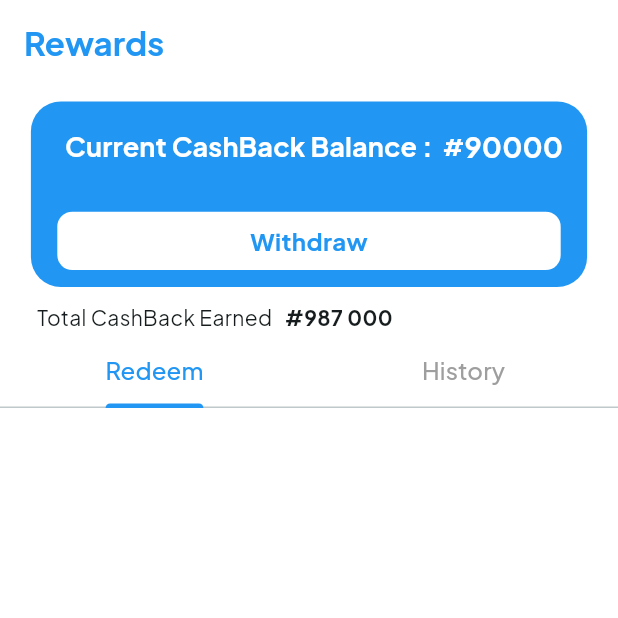
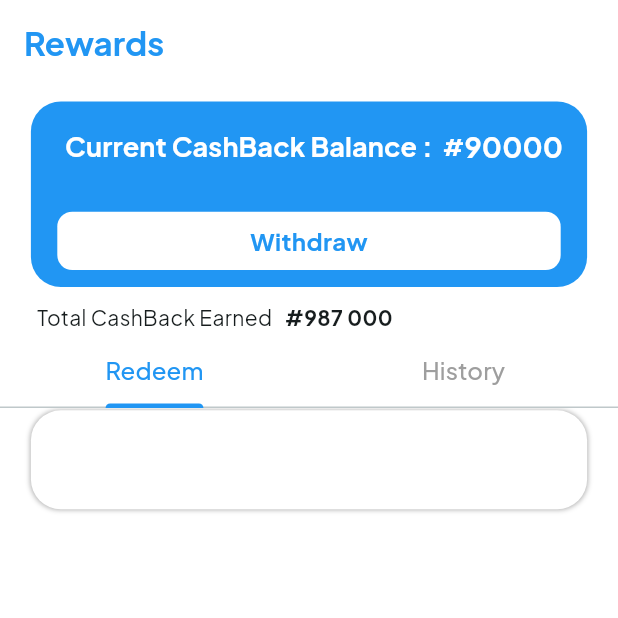
Before and after one commit to ThatLinuxGuyYouKnow/Rewards, a Flutter app: the screen it shows after launch, on a phone screen of 412 x 824 dp, the top half of it. Run offline on Flutter 3.47's test engine with Material 3 defaults, Android fonts, the phone set to English and light mode, and no system bars; our stand-ins replace google_fonts.

Commit message:
added neuromorphism to PromoCodeTile

```diff
--- a/lib/Tiles/promoCodeTile.dart
+++ b/lib/Tiles/promoCodeTile.dart
@@ -2,9 +2,17 @@ import 'package:flutter/material.dart';
 
 class PromoCodeTile extends StatelessWidget {
   Widget build(BuildContext context) {
+    double screenWidth = MediaQuery.of(context).size.width;
+    double screenHeight = MediaQuery.of(context).size.height;
     return Container(
+      height: screenHeight * 0.08,
+      width: screenWidth * 0.9,
       decoration: BoxDecoration(
-          color: Colors.white, boxShadow: [BoxShadow(color: Colors.black)]),
+          borderRadius: BorderRadius.circular(20),
+          color: Colors.white,
+          boxShadow: [
+            BoxShadow(color: Colors.black.withOpacity(.3), blurRadius: 2)
+          ]),
     );
   }
 }
```
